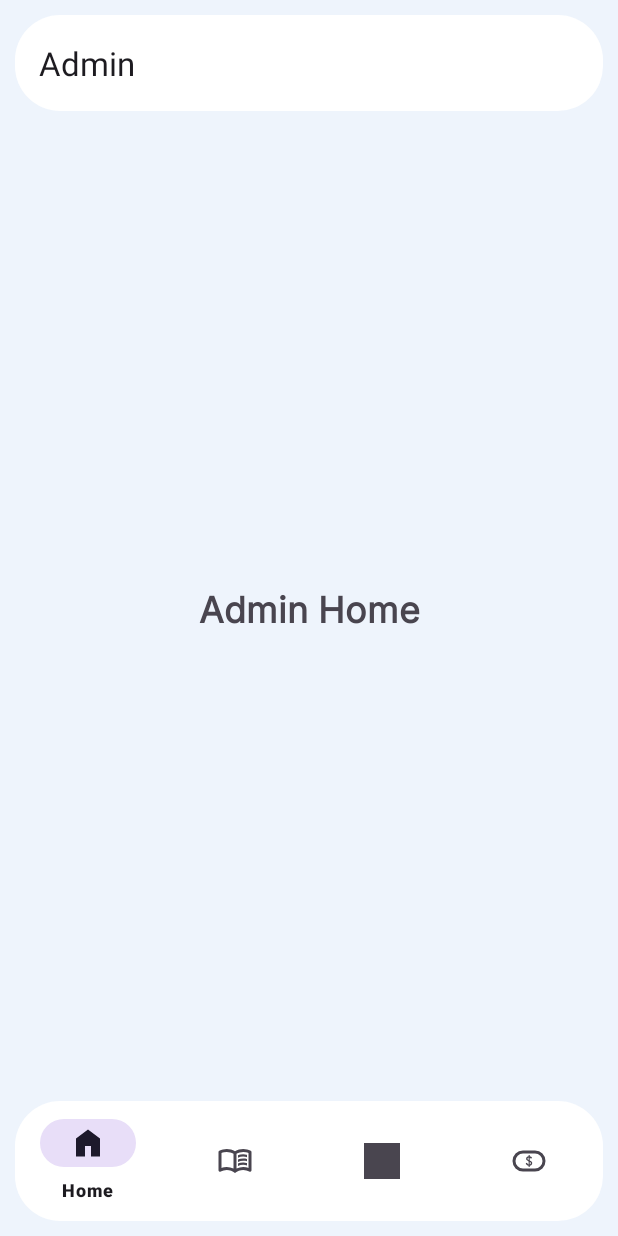
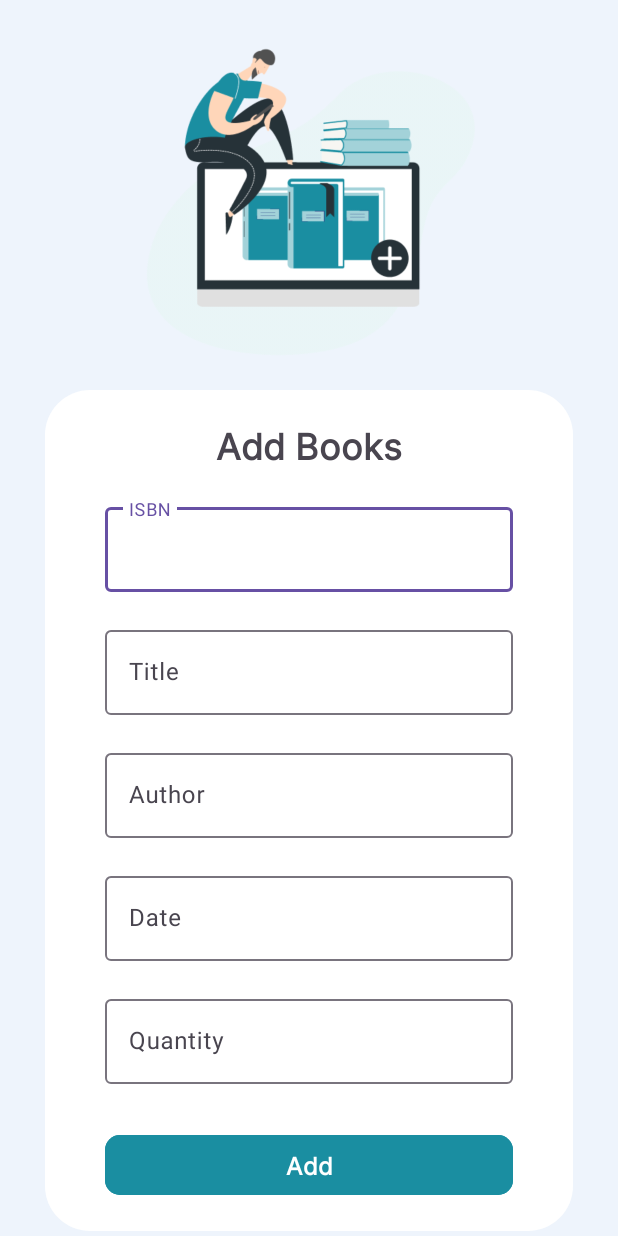
Before and after one commit to tishan-koleh/BookWise, an Android app: the screen it shows after launch (AdminActivity before the commit, AdminAddBook after it), on a phone screen of 412 x 824 dp. Run offline under Robolectric (Android 15) with nearby library versions, the phone set to English and light mode, and no system bars.

Commit message:
Add Book Activity Added

```diff
--- a/app/src/main/java/com/example/bookwise/Admin/AdminActivity.kt
+++ b/app/src/main/java/com/example/bookwise/Admin/AdminActivity.kt
@@ -30,7 +30,7 @@ class AdminActivity : AdminBaseActivity() {
 
                 }
                 R.id.fine_admin->{
-                    findNavController(R.id.admin_nav_host_fragment).navigate(R.id.fineAdminFragment)
+                    findNavController(R.id.admin_nav_host_fragment).navigate(R.id.adminAddBooksFragment)
                 }
             }
             return@setOnNavigationItemSelectedListener true
--- /dev/null
+++ b/app/src/main/java/com/example/bookwise/Admin/AdminAddBook.kt
@@ -0,0 +1,18 @@
+package com.example.bookwise.Admin
+
+import android.os.Bundle
+import androidx.activity.enableEdgeToEdge
+import androidx.appcompat.app.AppCompatActivity
+import androidx.core.view.ViewCompat
+import androidx.core.view.WindowInsetsCompat
+import com.example.bookwise.R
+import com.example.bookwise.databinding.ActivityAdminAddBookBinding
+
+class AdminAddBook : AppCompatActivity() {
+    lateinit var activityAdminAddBook: ActivityAdminAddBookBinding
+    override fun onCreate(savedInstanceState: Bundle?) {
+        super.onCreate(savedInstanceState)
+        setContentView(R.layout.activity_admin_add_book)
+
+    }
+}
--- /dev/null
+++ b/app/src/main/res/layout/activity_admin_add_book.xml
@@ -0,0 +1,140 @@
+<?xml version="1.0" encoding="utf-8"?>
+<androidx.constraintlayout.widget.ConstraintLayout xmlns:android="http://schemas.android.com/apk/res/android"
+    xmlns:app="http://schemas.android.com/apk/res-auto"
+    xmlns:tools="http://schemas.android.com/tools"
+    android:id="@+id/frameLayout4"
+    android:layout_width="match_parent"
+    android:layout_height="match_parent"
+    android:background="#EEF4FC"
+    tools:context=".AdminAddBooksFragment">
+
+
+
+    <androidx.core.widget.NestedScrollView
+        android:layout_width="match_parent"
+        android:layout_height="match_parent">
+
+        <LinearLayout
+            android:layout_width="match_parent"
+            android:layout_height="wrap_content"
+            android:orientation="vertical">
+
+            <ImageView
+                android:id="@+id/imageView12"
+                android:layout_width="300dp"
+                android:layout_height="250dp"
+                android:layout_gravity="center_horizontal"
+                android:layout_marginTop="10dp"
+                app:srcCompat="@drawable/add_books_picture" />
+
+            <LinearLayout
+                android:id="@+id/linearLayout"
+                android:layout_width="match_parent"
+                android:layout_height="wrap_content"
+                android:layout_gravity="center_horizontal"
+                android:layout_marginHorizontal="30dp"
+                android:layout_marginBottom="20dp"
+                android:background="@drawable/rounded"
+                android:orientation="vertical"
+                app:layout_constraintBottom_toBottomOf="parent"
+                app:layout_constraintEnd_toEndOf="parent"
+                app:layout_constraintHorizontal_bias="0.842"
+                app:layout_constraintStart_toStartOf="parent"
+                app:layout_constraintTop_toTopOf="parent"
+                app:layout_constraintVertical_bias="1.0">
+
+                <TextView
+                    android:id="@+id/textView8"
+                    android:layout_width="wrap_content"
+                    android:layout_height="wrap_content"
+                    android:layout_gravity="center_horizontal"
+                    android:layout_marginTop="20dp"
+                    android:fontFamily="@font/inter"
+                    android:text="Add Books"
+                    android:textSize="24sp"
+                    android:textStyle="bold" />
+
+                <com.google.android.material.textfield.TextInputLayout
+                    android:layout_width="match_parent"
+                    android:layout_height="match_parent"
+                    android:layout_marginHorizontal="40dp"
+                    android:layout_marginTop="20dp">
+
+                    <com.google.android.material.textfield.TextInputEditText
+                        android:layout_width="match_parent"
+                        android:layout_height="wrap_content"
+                        android:hint="ISBN" />
+                </com.google.android.material.textfield.TextInputLayout>
+
+                <com.google.android.material.textfield.TextInputLayout
+                    android:layout_width="match_parent"
+                    android:layout_height="match_parent"
+                    android:layout_marginHorizontal="40dp"
+                    android:layout_marginTop="20dp">
+
+                    <com.google.android.material.textfield.TextInputEditText
+                        android:layout_width="match_parent"
+                        android:layout_height="wrap_content"
+                        android:hint="Title" />
+                </com.google.android.material.textfield.TextInputLayout>
+
+                <com.google.android.material.textfield.TextInputLayout
+                    android:layout_width="match_parent"
+                    android:layout_height="match_parent"
+                    android:layout_marginHorizontal="40dp"
+                    android:layout_marginTop="20dp">
+
+                    <com.google.android.material.textfield.TextInputEditText
+                        android:layout_width="match_parent"
+                        android:layout_height="wrap_content"
+                        android:hint="Author" />
+                </com.google.android.material.textfield.TextInputLayout>
+
+                <com.google.android.material.textfield.TextInputLayout
+                    android:layout_width="match_parent"
+                    android:layout_height="match_parent"
+                    android:layout_marginHorizontal="40dp"
+                    android:layout_marginTop="20dp">
+
+                    <com.google.android.material.textfield.TextInputEditText
+                        android:layout_width="match_parent"
+                        android:layout_height="wrap_content"
+                        android:hint="Date" />
+                </com.google.android.material.textfield.TextInputLayout>
+
+                <com.google.android.material.textfield.TextInputLayout
+                    android:layout_width="match_parent"
+                    android:layout_height="match_parent"
+                    android:layout_marginHorizontal="40dp"
+                    android:layout_marginTop="20dp">
+
+                    <com.google.android.material.textfield.TextInputEditText
+                        android:layout_width="match_parent"
+                        android:layout_height="wrap_content"
+                        android:hint="Quantity" />
+                </com.google.android.material.textfield.TextInputLayout>
+
+                <Button
+                    android:id="@+id/button4"
+                    android:layout_width="match_parent"
+                    android:layout_height="wrap_content"
+                    android:layout_marginHorizontal="40dp"
+                    android:layout_marginTop="30dp"
+                    android:layout_marginBottom="20dp"
+                    android:backgroundTint="#1A8EA1"
+                    android:fontFamily="@font/inter"
+                    android:text="Add"
+                    android:textSize="16sp"
+                    android:textStyle="bold"
+                    app:cornerRadius="10dp" />
+            </LinearLayout>
+
+        </LinearLayout>
+    </androidx.core.widget.NestedScrollView>
+
+
+
+
+
+
+</androidx.constraintlayout.widget.ConstraintLayout>
--- a/app/src/main/res/navigation/admin_nav_graph.xml
+++ b/app/src/main/res/navigation/admin_nav_graph.xml
@@ -25,4 +25,9 @@
         android:name="com.example.bookwise.HomeAdminFragment"
         android:label="fragment_home_admin"
         tools:layout="@layout/fragment_home_admin" />
+    <fragment
+        android:id="@+id/adminAddBooksFragment"
+        android:name="com.example.bookwise.AdminAddBooksFragment"
+        android:label="fragment_admin_add_books"
+        tools:layout="@layout/fragment_admin_add_books" />
 </navigation>
```
Also changed, not shown: app/src/main/AndroidManifest.xml (+6 -3 lines), app/src/main/java/com/example/bookwise/AdminAddBooksFragment.kt (added, +59 -0 lines), app/src/main/res/layout/fragment_admin_add_books.xml (added, +125 -0 lines), app/src/main/res/drawable/add_books_picture.png (added).
